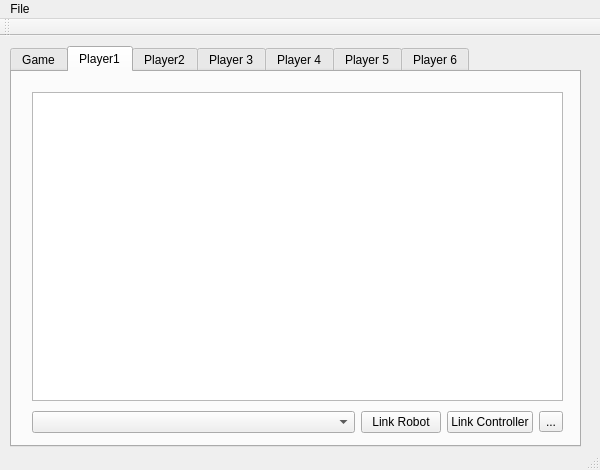
sunnythecode/yunServerSoftware, file src/mainwindow.ui: the form before one commit.
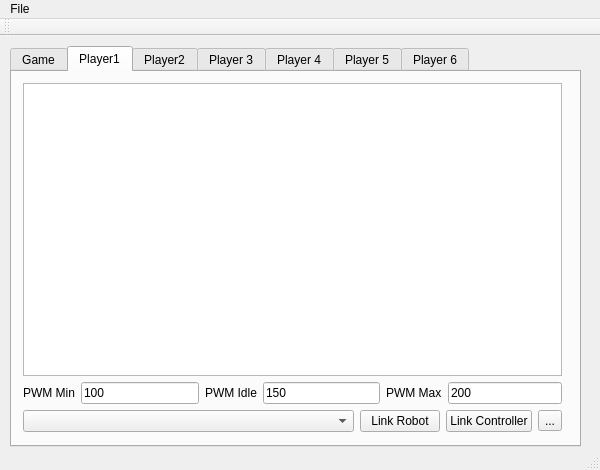
The form after the commit. The open tabs and pages were chosen to show the change.

```diff
--- a/src/mainwindow.ui
+++ b/src/mainwindow.ui
@@ -680,37 +680,77 @@
      <attribute name="title">
       <string>Player1</string>
      </attribute>
-     <widget class="QWidget" name="layoutWidget">
+     <widget class="QWidget" name="">
       <property name="geometry">
        <rect>
-        <x>10</x>
-        <y>10</y>
-        <width>551</width>
-        <height>361</height>
+        <x>0</x>
+        <y>0</y>
+        <width>561</width>
+        <height>371</height>
        </rect>
       </property>
       <layout class="QVBoxLayout" name="verticalLayout">
-       <property name="spacing">
-        <number>10</number>
-       </property>
-       <property name="sizeConstraint">
-        <enum>QLayout::SetDefaultConstraint</enum>
-       </property>
-       <property name="leftMargin">
-        <number>10</number>
-       </property>
-       <property name="topMargin">
-        <number>10</number>
-       </property>
-       <property name="rightMargin">
-        <number>10</number>
-       </property>
-       <property name="bottomMargin">
-        <number>10</number>
-       </property>
        <item>
         <widget class="QTextBrowser" name="p1_log"/>
        </item>
+       <item>
+        <layout class="QHBoxLayout" name="horizontalLayout_5">
+         <item>
+          <layout class="QHBoxLayout" name="horizontalLayout">
+           <item>
+            <widget class="QLabel" name="p1_txt_pwmMin">
+             <property name="text">
+              <string>PWM Min</string>
+             </property>
+            </widget>
+           </item>
+           <item>
+            <widget class="QLineEdit" name="p1_pwmMin">
+             <property name="text">
+              <string>100</string>
+             </property>
+            </widget>
+           </item>
+          </layout>
+         </item>
+         <item>
+          <layout class="QHBoxLayout" name="horizontalLayout_2">
+           <item>
+            <widget class="QLabel" name="p1_txt_pwmIdle">
+             <property name="text">
+              <string>PWM Idle</string>
+             </property>
+            </widget>
+           </item>
+           <item>
+            <widget class="QLineEdit" name="p1_pwmIdle">
+             <property name="text">
+              <string>150</string>
+             </property>
+            </widget>
+           </item>
+          </layout>
+         </item>
+         <item>
+          <layout class="QHBoxLayout" name="horizontalLayout_4">
+           <item>
+            <widget class="QLabel" name="p1_txt_pwmMax">
+             <property name="text">
+              <string>PWM Max</string>
+             </property>
+            </widget>
+           </item>
+           <item>
+            <widget class="QLineEdit" name="p1_pwmMax">
+             <property name="text">
+              <string>200</string>
+             </property>
+            </widget>
+           </item>
+          </layout>
+         </item>
+        </layout>
+       </item>
        <item>
         <layout class="QHBoxLayout" name="horizontalLayout_3">
          <item>
```
Left out of the diff: 2 changed lines with no effect on the pictures.
